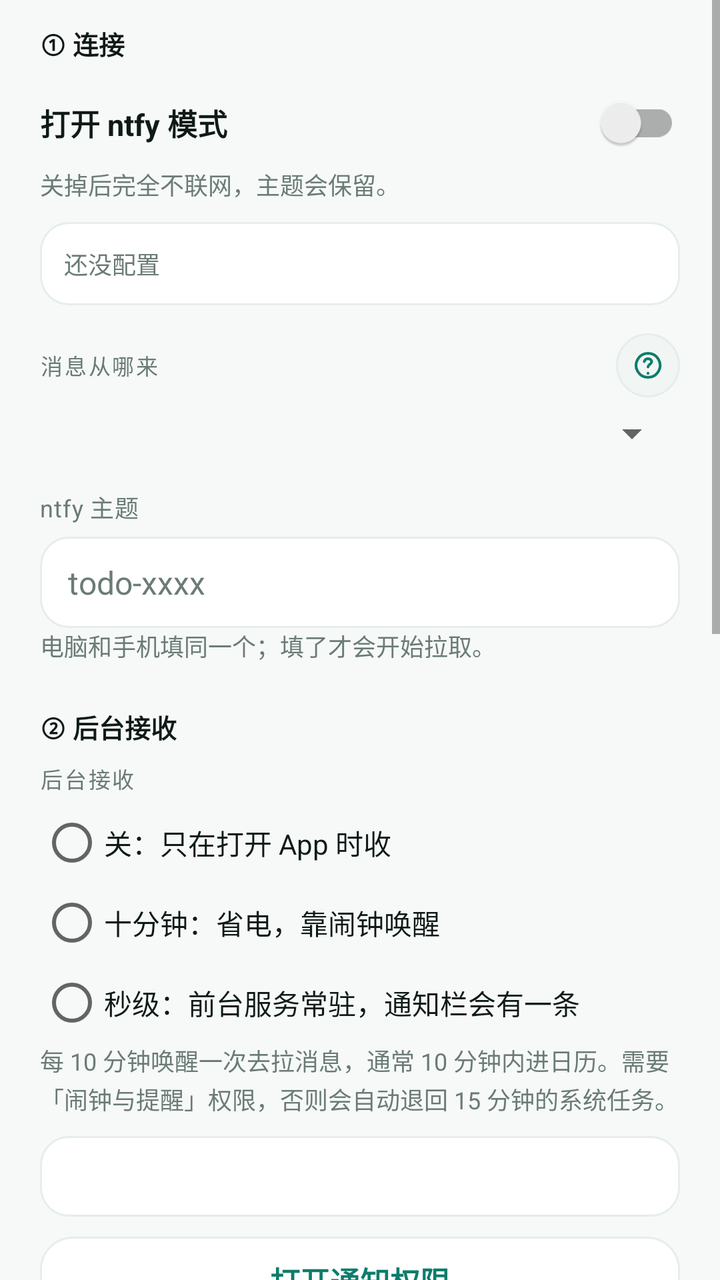
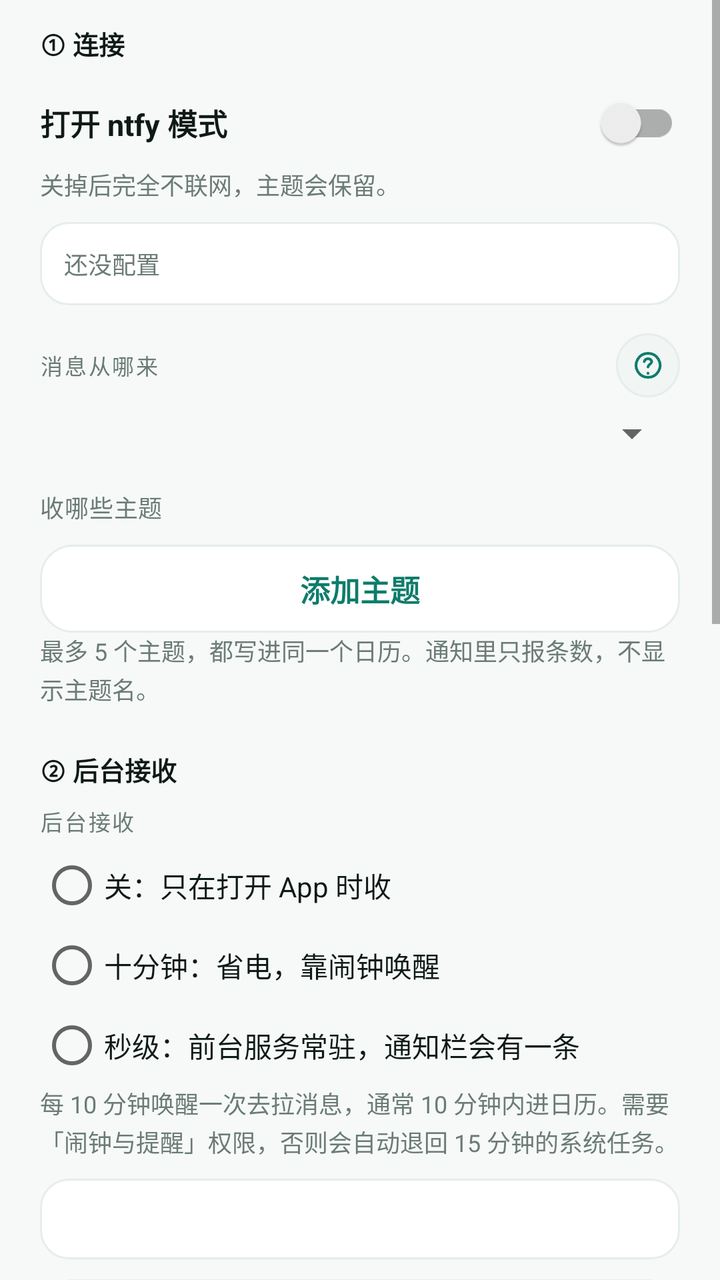

Compare the two renders of this Android layout. The source of the first and the diff that turns it into the second are given below.
<!-- AndroidManifest.xml: application theme Theme.NtfyCalendar -->
<!-- res/layout/activity_ntfy.xml -->
<?xml version="1.0" encoding="utf-8"?>
<ScrollView xmlns:android="http://schemas.android.com/apk/res/android"
    android:layout_width="match_parent"
    android:layout_height="match_parent"
    android:background="?attr/bnWindowBg">

    <LinearLayout
        android:layout_width="match_parent"
        android:layout_height="wrap_content"
        android:orientation="vertical"
        android:paddingLeft="20dp"
        android:paddingRight="20dp"
        android:paddingTop="12dp"
        android:paddingBottom="28dp">

        

        <TextView
            style="@style/SectionSubLabel"
            android:layout_marginTop="0dp"
            android:text="@string/ntfy_group_connect" />

        <androidx.appcompat.widget.SwitchCompat
            android:id="@+id/swNtfyMode"
            android:layout_width="match_parent"
            android:layout_height="wrap_content"
            android:layout_marginTop="6dp"
            android:minHeight="44dp"
            android:text="@string/ntfy_mode_switch"
            android:textColor="?attr/bnTextPrimary"
            android:textSize="15sp"
            android:textStyle="bold" />

        <TextView
            style="@style/HintText"
            android:text="@string/cap_mode" />

        <TextView
            android:id="@+id/tvNtfyStatus"
            style="@style/HintText"
            android:layout_marginTop="10dp"
            android:background="@drawable/bg_input"
            android:padding="12dp"
            android:text="还没配置" />

        <LinearLayout
            android:layout_width="match_parent"
            android:layout_height="wrap_content"
            android:layout_marginTop="14dp"
            android:gravity="center_vertical"
            android:orientation="horizontal">

            <TextView
                style="@style/FieldCaption"
                android:layout_width="0dp"
                android:layout_marginTop="0dp"
                android:layout_weight="1"
                android:text="消息从哪来" />

            <ImageButton
                android:id="@+id/btnHelpChannel"
                style="@style/SettingsHelpButton"
                android:contentDescription="看说明"
                android:src="@drawable/ic_nav_help" />
        </LinearLayout>

        <Spinner
            android:id="@+id/spNtfyChannel"
            android:layout_width="match_parent"
            android:layout_height="wrap_content"
            android:layout_marginTop="6dp" />

        <LinearLayout
            android:id="@+id/groupServer"
            android:layout_width="match_parent"
            android:layout_height="wrap_content"
            android:orientation="vertical"
            android:visibility="gone">

            <TextView
                style="@style/FieldCaption"
                android:layout_marginTop="10dp"
                android:text="@string/ntfy_server_label" />

            <EditText
                android:id="@+id/etNtfyServer"
                style="@style/FormInput"
                android:hint="https://ntfy.sh"
                android:inputType="textUri" />

            <TextView
                style="@style/HintText"
                android:text="@string/cap_server" />
        </LinearLayout>

        <TextView
            style="@style/FormLabel"
            android:text="@string/label_push_topic" />

        <EditText
            android:id="@+id/etNtfyTopic"
            style="@style/FormInput"
            android:hint="todo-xxxx"
            android:inputType="text" />

        <TextView
            style="@style/HintText"
            android:text="@string/cap_topic" />

        

        <TextView
            style="@style/SectionSubLabel"
            android:layout_marginTop="22dp"
            android:text="@string/ntfy_group_background" />

        <TextView
            style="@style/FieldCaption"
            android:layout_marginTop="6dp"
            android:text="@string/ntfy_bg_title" />

        <RadioGroup
            android:id="@+id/rgBackground"
            android:layout_width="match_parent"
            android:layout_height="wrap_content"
            android:layout_marginTop="4dp"
            android:orientation="vertical">

            <RadioButton
                android:id="@+id/rbBgOff"
                android:layout_width="match_parent"
                android:layout_height="wrap_content"
                android:minHeight="40dp"
                android:text="@string/ntfy_bg_off"
                android:textColor="?attr/bnTextPrimary" />

            <RadioButton
                android:id="@+id/rbBgAlarm"
                android:layout_width="match_parent"
                android:layout_height="wrap_content"
                android:minHeight="40dp"
                android:text="@string/ntfy_bg_alarm"
                android:textColor="?attr/bnTextPrimary" />

            <RadioButton
                android:id="@+id/rbBgService"
                android:layout_width="match_parent"
                android:layout_height="wrap_content"
                android:minHeight="40dp"
                android:text="@string/ntfy_bg_service"
                android:textColor="?attr/bnTextPrimary" />
        </RadioGroup>

        <TextView
            android:id="@+id/tvBgHint"
            style="@style/HintText"
            android:text="@string/ntfy_bg_hint_alarm" />

        <TextView
            android:id="@+id/tvBgStatus"
            style="@style/HintText"
            android:layout_marginTop="10dp"
            android:background="@drawable/bg_input"
            android:padding="12dp"
            android:text="" />

        <Button
            android:id="@+id/btnBgNotifyPerm"
            style="@style/BtnTonal"
            android:layout_marginTop="10dp"
            android:text="@string/ntfy_bg_perm_notify" />

        <Button
            android:id="@+id/btnBgExactAlarm"
            style="@style/BtnTonal"
            android:layout_marginTop="8dp"
            android:text="@string/ntfy_bg_perm_exact" />

        <Button
            android:id="@+id/btnBgBattery"
            style="@style/BtnTonal"
            android:layout_marginTop="8dp"
            android:text="@string/ntfy_bg_perm_battery" />

        

        <LinearLayout
            android:layout_width="match_parent"
            android:layout_height="wrap_content"
            android:layout_marginTop="22dp"
            android:gravity="center_vertical"
            android:orientation="horizontal">

            <TextView
                style="@style/SectionSubLabel"
                android:layout_width="0dp"
                android:layout_marginTop="0dp"
                android:layout_weight="1"
                android:text="@string/ntfy_group_receive" />

            <ImageButton
                android:id="@+id/btnHelpRules"
                style="@style/SettingsHelpButton"
                android:contentDescription="看说明"
                android:src="@drawable/ic_nav_help" />
        </LinearLayout>

        <CheckBox
            android:id="@+id/cbAutoImport"
            android:layout_width="match_parent"
            android:layout_height="wrap_content"
            android:layout_marginTop="8dp"
            android:text="@string/label_auto_import" />

        <CheckBox
            android:id="@+id/cbStrictParse"
            android:layout_width="match_parent"
            android:layout_height="wrap_content"
            android:layout_marginTop="8dp"
            android:text="@string/label_strict_parse" />

        <Button
            android:id="@+id/btnCatchUpNow"
            style="@style/BtnTonal"
            android:layout_marginTop="12dp"
            android:text="@string/btn_catch_up_now" />

        <Button
            android:id="@+id/btnSendTest"
            style="@style/BtnTonal"
            android:layout_marginTop="8dp"
            android:text="@string/btn_send_test" />

        <TextView
            style="@style/HintText"
            android:text="@string/cap_actions" />

        

        <TextView
            style="@style/SectionSubLabel"
            android:layout_marginTop="22dp"
            android:text="@string/ntfy_group_diag" />

        <Button
            android:id="@+id/btnMessageLog"
            style="@style/BtnTonal"
            android:layout_marginTop="8dp"
            android:text="@string/ntfy_log_entry" />

        <TextView
            style="@style/HintText"
            android:text="@string/cap_log" />

        <TextView
            style="@style/SectionSubLabel"
            android:layout_marginTop="18dp"
            android:text="其他 App 的通知" />

        <TextView
            style="@style/HintText"
            android:text="@string/cap_other" />

        <Button
            android:id="@+id/btnSaveNtfy"
            style="@style/BtnPrimary"
            android:layout_marginTop="24dp"
            android:text="保存" />
    </LinearLayout>
</ScrollView>
<!-- resources referenced by this layout -->
<resources>
  <string name="btn_catch_up_now">立即补查</string>
  <string name="btn_send_test">发测试推送</string>
  <string name="cap_actions">平时每 15 分钟自动拉一次；测试推送会在 10 分钟后发出。</string>
  <string name="cap_log">每条推送写没写进日历、为什么，都在这里，最多 200 条。</string>
  <string name="cap_mode">关掉后完全不联网，主题会保留。</string>
  <string name="cap_other">微信 / QQ 暂不支持；以后可以按 App 白名单勾选。</string>
  <string name="cap_server">公网用 https；局域网可以用 http://192.168.x.x。</string>
  <string name="cap_topic">电脑和手机填同一个；填了才会开始拉取。</string>
  <string name="label_auto_import">自动把推送写进日历</string>
  <string name="label_push_topic">ntfy 主题</string>
  <string name="label_strict_parse">只收带时间的待办（推荐）</string>
  <string name="ntfy_bg_alarm">十分钟：省电，靠闹钟唤醒</string>
  <string name="ntfy_bg_hint_alarm">每 10 分钟唤醒一次去拉消息，通常 10 分钟内进日历。需要「闹钟与提醒」权限，否则会自动退回 15 分钟的系统任务。</string>
  <string name="ntfy_bg_off">关：只在打开 App 时收</string>
  <string name="ntfy_bg_perm_battery">允许后台运行（电池白名单）</string>
  <string name="ntfy_bg_perm_exact">开「闹钟与提醒」权限</string>
  <string name="ntfy_bg_perm_notify">打开通知权限</string>
  <string name="ntfy_bg_service">秒级：前台服务常驻，通知栏会有一条</string>
  <string name="ntfy_bg_title">后台接收</string>
  <string name="ntfy_group_background">② 后台接收</string>
  <string name="ntfy_group_connect">① 连接</string>
  <string name="ntfy_group_diag">④ 诊断</string>
  <string name="ntfy_group_receive">③ 收到后怎么处理</string>
  <string name="ntfy_log_entry">消息记录</string>
  <string name="ntfy_mode_switch">打开 ntfy 模式</string>
  <string name="ntfy_server_label">服务器地址</string>
  <style name="FieldCaption">
          <item name="android:layout_width">match_parent</item>
          <item name="android:layout_height">wrap_content</item>
          <item name="android:textSize">11sp</item>
          <item name="android:letterSpacing">0.08</item>
          <item name="android:textColor">?attr/bnTextSecondary</item>
      </style>
  <style name="HintText">
          <item name="android:layout_width">match_parent</item>
          <item name="android:layout_height">wrap_content</item>
          <item name="android:textSize">12sp</item>
          <item name="android:lineSpacingExtra">2dp</item>
          <item name="android:textColor">?attr/bnTextSecondary</item>
      </style>
  <style name="SettingsHelpButton">
          <item name="android:layout_width">32dp</item>
          <item name="android:layout_height">32dp</item>
          <item name="android:background">@drawable/bg_icon_circle</item>
          <item name="android:padding">7dp</item>
          <item name="android:scaleType">fitCenter</item>
      </style>
  <!-- drawable bg_icon_circle (drawable) -->
  <?xml version="1.0" encoding="utf-8"?>
  <shape xmlns:android="http://schemas.android.com/apk/res/android"
      android:shape="oval">
      <solid android:color="?attr/bnIconBg" />
      <stroke
          android:width="1dp"
          android:color="?attr/bnCardStroke" />
  </shape>
  <!-- drawable ic_splash_blank (drawable) -->
  <?xml version="1.0" encoding="utf-8"?>
  <shape xmlns:android="http://schemas.android.com/apk/res/android" android:shape="rectangle">
      <solid android:color="@android:color/transparent" />
      <size android:width="1dp" android:height="1dp" />
  </shape>
  <color name="primary">#FF0E7C6B</color>
  <color name="primary_dark">#FF0A5A4D</color>
  <color name="text_on_primary">#FFFFFFFF</color>
  <color name="accent">#FFF59E0B</color>
  <color name="window_bg">#FFF6F9F8</color>
  <color name="surface">#FFFFFFFF</color>
  <color name="card_bg">#FFFFFFFF</color>
  <color name="card_stroke">#FFE6EDEB</color>
  <color name="divider">#FFEDF2F0</color>
  <color name="text_primary">#FF0F1A17</color>
  <color name="text_secondary">#FF6B7B76</color>
  <color name="chip_bg">#FFECF6F3</color>
  <color name="icon_bg">#FFF1F5F4</color>
  <color name="danger">#FFC94848</color>
  <color name="ok">#FF34B37E</color>
  <color name="warn">#FFE8A33C</color>
  <color name="muted">#FF9AA5A0</color>
  <color name="nav_bg">#FFFFFFFF</color>
  <color name="ripple">#140E7C6B</color>
  <!-- unchanged entries left out for length: 11 -->
</resources>

<!-- the commit's change to res/layout/activity_ntfy.xml (unified diff, before → after) -->
@@ -95,17 +95,23 @@
 
         <TextView
             style="@style/FormLabel"
-            android:text="@string/label_push_topic" />
-
-        <EditText
-            android:id="@+id/etNtfyTopic"
-            style="@style/FormInput"
-            android:hint="todo-xxxx"
-            android:inputType="text" />
-
-        <TextView
-            style="@style/HintText"
-            android:text="@string/cap_topic" />
+            android:text="收哪些主题" />
+
+        <LinearLayout
+            android:id="@+id/topicList"
+            android:layout_width="match_parent"
+            android:layout_height="wrap_content"
+            android:orientation="vertical" />
+
+        <Button
+            android:id="@+id/btnAddTopic"
+            style="@style/BtnTonal"
+            android:layout_marginTop="10dp"
+            android:text="添加主题" />
+
+        <TextView
+            style="@style/HintText"
+            android:text="最多 5 个主题，都写进同一个日历。通知里只报条数，不显示主题名。" />
 
         
 
<!-- resource entries referenced after the edit -->
@@ -7,9 +7,7 @@
   <string name="cap_mode">关掉后完全不联网，主题会保留。</string>
   <string name="cap_other">微信 / QQ 暂不支持；以后可以按 App 白名单勾选。</string>
   <string name="cap_server">公网用 https；局域网可以用 http://192.168.x.x。</string>
-  <string name="cap_topic">电脑和手机填同一个；填了才会开始拉取。</string>
   <string name="label_auto_import">自动把推送写进日历</string>
-  <string name="label_push_topic">ntfy 主题</string>
   <string name="label_strict_parse">只收带时间的待办（推荐）</string>
   <string name="ntfy_bg_alarm">十分钟：省电，靠闹钟唤醒</string>
   <string name="ntfy_bg_hint_alarm">每 10 分钟唤醒一次去拉消息，通常 10 分钟内进日历。需要「闹钟与提醒」权限，否则会自动退回 15 分钟的系统任务。</string>
